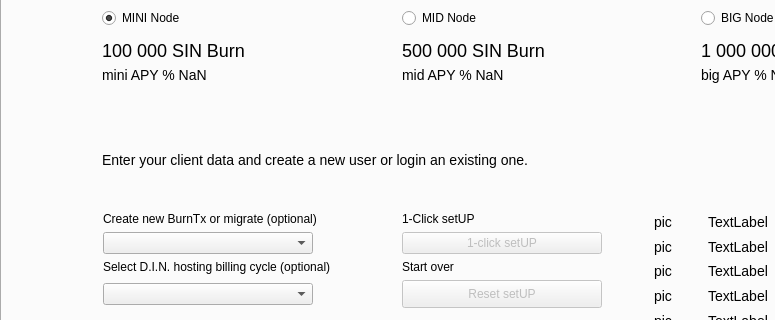
This is src/qt/forms/infinitynodelist.ui in crptec/sinovate as Qt 5 draws it before an edit; both pictures show x 0 to 775 and y 94 to 414 of the 1000 by 600 pixel window. The edited form follows.
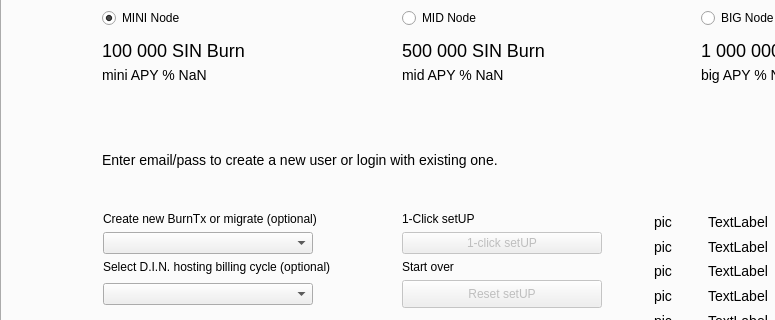
This is the edited form. The open tabs and pages were chosen to show the change. Custom widgets are drawn as their Qt base class.

Commit message: Login text changes

Diff of the .ui file:
```diff
--- a/src/qt/forms/infinitynodelist.ui
+++ b/src/qt/forms/infinitynodelist.ui
@@ -885,7 +885,7 @@
 </string>
              </property>
              <property name="text">
-              <string>Enter your client data and create a new user or login an existing one.</string>
+              <string>Enter email/pass to create a new user or login with existing one.</string>
              </property>
             </widget>
            </item>
```
